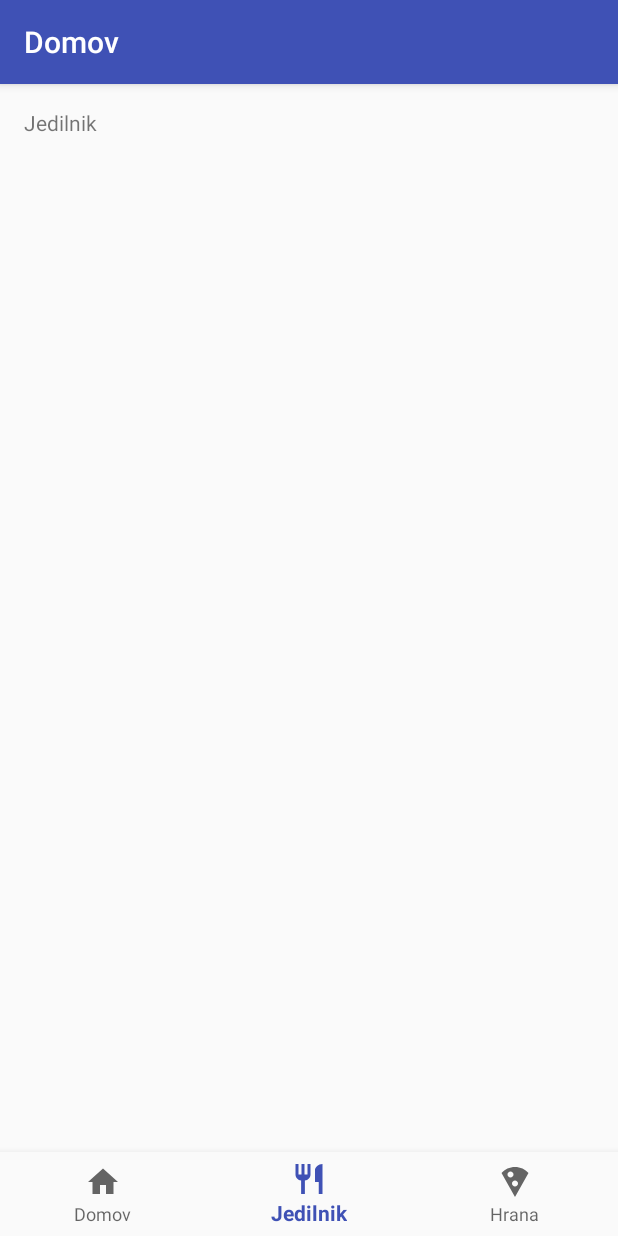
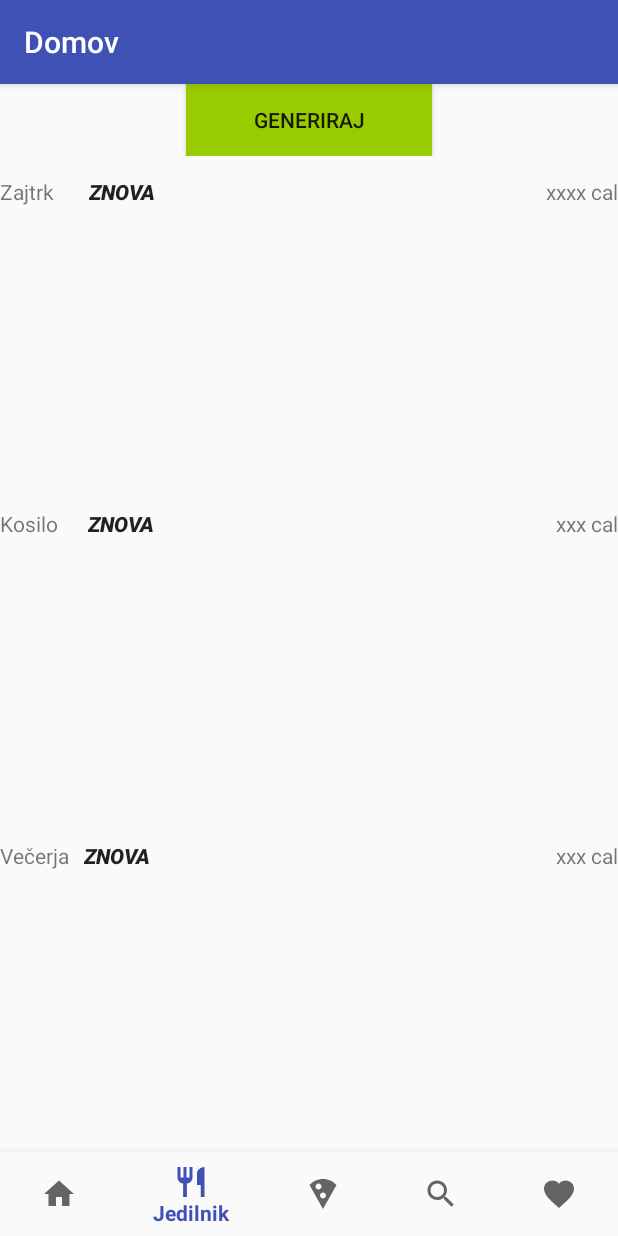
Before and after one commit to SandiHorvat/RVIR_projekt, an Android app: the Domov screen opened directly, with no data from a screen before it, item 2 of the bottom bar chosen, on a phone screen of 412 x 824 dp. Run offline under Robolectric (Android 15) with nearby library versions, the light colour scheme and no system bars.

Commit message:
Dodane slike za hrano, spremembe od marka login in registration, delujoč, sprememba v bottom navigation view, delujoče premikanje.

```diff
--- /dev/null
+++ b/app/src/main/java/com/rvir/projekt/JedilnikFragment.java
@@ -0,0 +1,22 @@
+package com.rvir.projekt;
+
+import android.app.Fragment;
+import android.os.Bundle;
+import android.support.annotation.Nullable;
+import android.view.LayoutInflater;
+import android.view.View;
+import android.view.ViewGroup;
+
+/**
+ * Created by Lupusus on 15. 06. 2017.
+ */
+
+public class JedilnikFragment extends Fragment {
+
+    @Nullable
+    @Override
+    public View onCreateView(LayoutInflater inflater, @Nullable ViewGroup container, Bundle savedInstanceState) {
+        View v = inflater.inflate(R.layout.jedilnik, container, false);
+        return v;
+    }
+}
--- /dev/null
+++ b/app/src/main/res/drawable/ic_favorite_black_24dp.xml
@@ -0,0 +1,9 @@
+<vector xmlns:android="http://schemas.android.com/apk/res/android"
+        android:width="24dp"
+        android:height="24dp"
+        android:viewportWidth="24.0"
+        android:viewportHeight="24.0">
+    <path
+        android:fillColor="#FF000000"
+        android:pathData="M12,21.35l-1.45,-1.32C5.4,15.36 2,12.28 2,8.5 2,5.42 4.42,3 7.5,3c1.74,0 3.41,0.81 4.5,2.09C13.09,3.81 14.76,3 16.5,3 19.58,3 22,5.42 22,8.5c0,3.78 -3.4,6.86 -8.55,11.54L12,21.35z"/>
+</vector>
--- /dev/null
+++ b/app/src/main/res/drawable/ic_search_black_24dp.xml
@@ -0,0 +1,9 @@
+<vector xmlns:android="http://schemas.android.com/apk/res/android"
+        android:width="24dp"
+        android:height="24dp"
+        android:viewportWidth="24.0"
+        android:viewportHeight="24.0">
+    <path
+        android:fillColor="#FF000000"
+        android:pathData="M15.5,14h-0.79l-0.28,-0.27C15.41,12.59 16,11.11 16,9.5 16,5.91 13.09,3 9.5,3S3,5.91 3,9.5 5.91,16 9.5,16c1.61,0 3.09,-0.59 4.23,-1.57l0.27,0.28v0.79l5,4.99L20.49,19l-4.99,-5zM9.5,14C7.01,14 5,11.99 5,9.5S7.01,5 9.5,5 14,7.01 14,9.5 11.99,14 9.5,14z"/>
+</vector>
--- a/app/src/main/res/layout/activity_domov.xml
+++ b/app/src/main/res/layout/activity_domov.xml
@@ -9,20 +9,12 @@
     tools:context="com.rvir.projekt.Domov">
 
     <FrameLayout
-        android:id="@+id/content"
+        android:id="@+id/frame"
         android:layout_width="match_parent"
         android:layout_height="0dp"
         android:layout_weight="1">
 
-        <TextView
-            android:id="@+id/message"
-            android:layout_width="match_parent"
-            android:layout_height="wrap_content"
-            android:layout_marginBottom="@dimen/activity_vertical_margin"
-            android:layout_marginLeft="@dimen/activity_horizontal_margin"
-            android:layout_marginRight="@dimen/activity_horizontal_margin"
-            android:layout_marginTop="@dimen/activity_vertical_margin"
-            android:text="@string/title_domov" />
+
 
     </FrameLayout>
 
--- /dev/null
+++ b/app/src/main/res/layout/iskanje.xml
@@ -0,0 +1,6 @@
+<?xml version="1.0" encoding="utf-8"?>
+<LinearLayout xmlns:android="http://schemas.android.com/apk/res/android"
+    android:orientation="vertical" android:layout_width="match_parent"
+    android:layout_height="match_parent">
+
+</LinearLayout>
--- /dev/null
+++ b/app/src/main/res/layout/priljubljeni.xml
@@ -0,0 +1,6 @@
+<?xml version="1.0" encoding="utf-8"?>
+<LinearLayout xmlns:android="http://schemas.android.com/apk/res/android"
+    android:orientation="vertical" android:layout_width="match_parent"
+    android:layout_height="match_parent">
+
+</LinearLayout>
--- a/app/src/main/res/menu/navigation.xml
+++ b/app/src/main/res/menu/navigation.xml
@@ -16,6 +16,15 @@
         android:icon="@drawable/ic_local_pizza_black_24dp"
         android:title="@string/title_hrana" />
 
+    <item
+        android:id="@+id/navigation_iskanje"
+        android:icon="@drawable/ic_search_black_24dp"
+        android:title="@string/title_search"/>
+
+    <item
+        android:id="@+id/navigation_priljub"
+        android:icon="@drawable/ic_favorite_black_24dp"
+        android:title="@string/title_favourite"/>
 
 
 </menu>
--- a/app/src/main/res/values/strings.xml
+++ b/app/src/main/res/values/strings.xml
@@ -65,4 +65,6 @@ No, pa začnimo!</string>
     <string name="btn_genriraj">Generiraj</string>
     <string name="znova">Znova</string>
     <string name="facebook_app_id">1921953354715499</string>
+    <string name="title_search">Iskanje</string>
+    <string name="title_favourite">Priljubljeno</string>
 </resources>
```
Also changed, not shown: app/src/main/java/com/rvir/projekt/Domov.java (+20 -3 lines), app/src/main/java/com/rvir/projekt/DomovFragment.java (added, +22 -0 lines), app/src/main/java/com/rvir/projekt/HranaFragment.java (added, +22 -0 lines), app/src/main/java/com/rvir/projekt/IskanjeFragment.java (added, +22 -0 lines), app/src/main/java/com/rvir/projekt/PriljubljeniFragment.java (added, +22 -0 lines).
